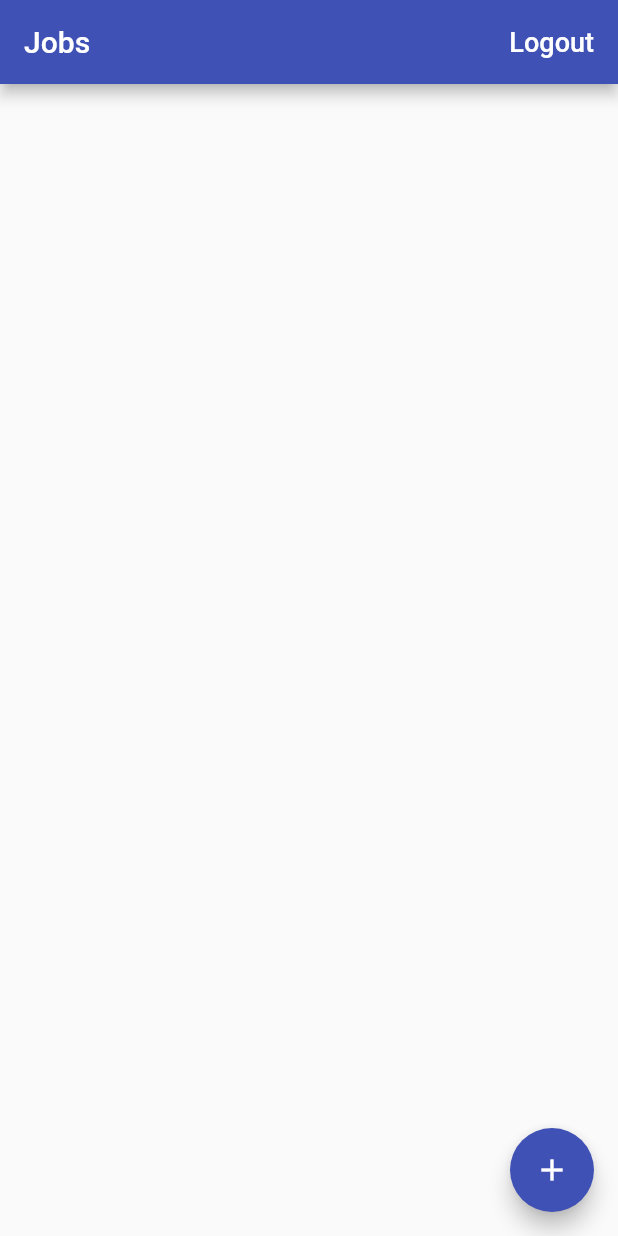
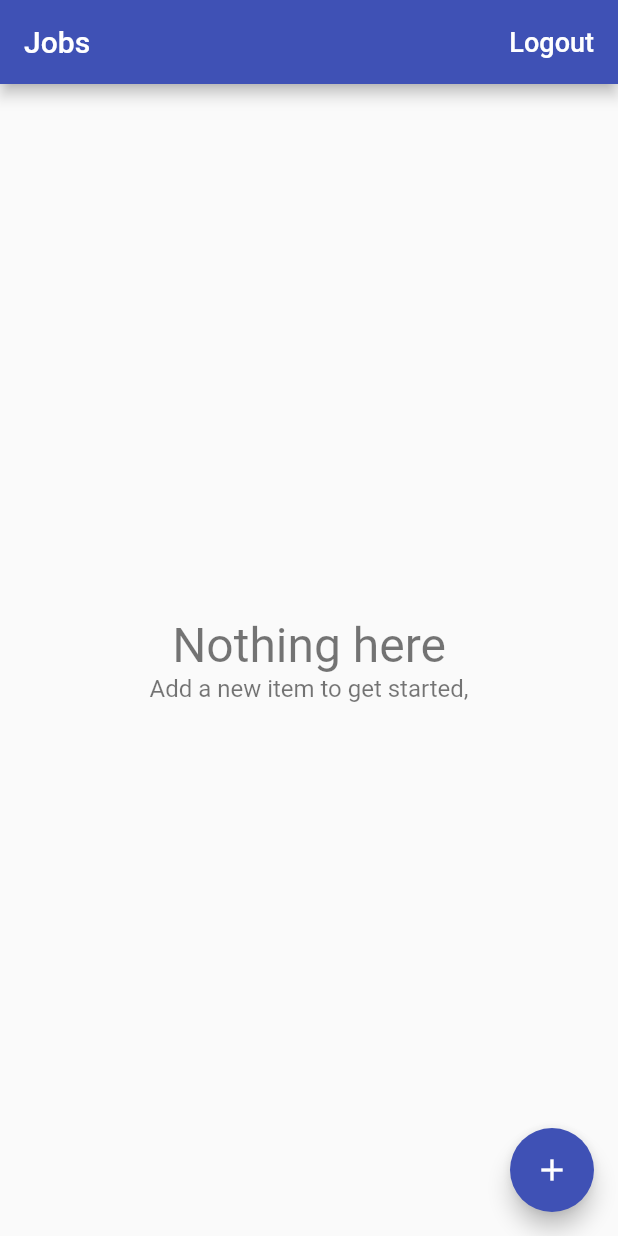
Before and after one commit to tran-haison/Time-Tracker, a Flutter app: the screen it shows once a user with an empty profile is signed in, on a phone screen of 412 x 824 dp. Run offline on Flutter 3.47's test engine with Material 2 defaults, Android fonts, the phone set to English and light mode, and no system bars; our stand-ins replace cloud_firestore, firebase_auth, firebase_core, google_sign_in; missing offline and left inert: flutter_login_facebook; accounts and stored records are empty.

Commit message:
Create custom ListBuilder to show job in list view

```diff
--- /dev/null
+++ b/lib/app/home/jobs/empty_content.dart
@@ -0,0 +1,37 @@
+import 'package:flutter/material.dart';
+
+class EmptyContent extends StatelessWidget {
+  const EmptyContent({
+    Key key,
+    this.title = "Nothing here",
+    this.message = "Add a new item to get started,",
+  }) : super(key: key);
+
+  final String title;
+  final String message;
+
+  @override
+  Widget build(BuildContext context) {
+    return Center(
+      child: Column(
+        mainAxisAlignment: MainAxisAlignment.center,
+        children: <Widget>[
+          Text(
+            title,
+            style: TextStyle(
+              fontSize: 32,
+              color: Colors.black54,
+            ),
+          ),
+          Text(
+            message,
+            style: TextStyle(
+              fontSize: 16,
+              color: Colors.black54,
+            ),
+          ),
+        ],
+      ),
+    );
+  }
+}
--- a/lib/app/home/jobs/jobs_page.dart
+++ b/lib/app/home/jobs/jobs_page.dart
@@ -1,9 +1,12 @@
+import 'package:cloud_firestore/cloud_firestore.dart';
 import 'package:flutter/material.dart';
 import 'package:provider/provider.dart';
 import 'package:time_tracker_flutter_course/app/home/jobs/edit_job_page.dart';
 import 'package:time_tracker_flutter_course/app/home/jobs/job_list_tile.dart';
+import 'package:time_tracker_flutter_course/app/home/jobs/list_items_builder.dart';
 import 'package:time_tracker_flutter_course/app/home/models/job.dart';
 import 'package:time_tracker_flutter_course/common_widgets/show_alert_dialog.dart';
+import 'package:time_tracker_flutter_course/common_widgets/show_exception_alert_dialog.dart';
 import 'package:time_tracker_flutter_course/services/auth.dart';
 import 'package:time_tracker_flutter_course/services/database.dart';
 
@@ -28,6 +31,19 @@ class JobsPage extends StatelessWidget {
 
     if (didRequestSignOut == true) {
       _signOut(context);
+    }
+  }
+
+  Future<void> _delete(BuildContext context, Job job) async {
+    try {
+      final database = Provider.of<Database>(context, listen: false);
+      await database.deleteJob(job);
+    } on FirebaseException catch (e) {
+      showExceptionAlertDialog(
+        context: context,
+        title: "Operation failed",
+        exception: e,
+      );
     }
   }
 
@@ -62,23 +78,20 @@ class JobsPage extends StatelessWidget {
     return StreamBuilder<List<Job>>(
       stream: database.jobsStream(),
       builder: (context, snapshot) {
-        if (snapshot.hasData) {
-          final jobs = snapshot.data;
-          final children = jobs
-              .map((job) => JobListTile(
-                    job: job,
-                    onTap: () => EditJobPage.show(context, job: job),
-                  ))
-              .toList();
-          return ListView(children: children);
-        }
-        if (snapshot.hasError) {
-          return Center(
-            child: Text("Some error occured"),
-          );
-        }
-        return Center(
-          child: CircularProgressIndicator(),
+        return ListItemsBuilder(
+          snapshot: snapshot,
+          itemBuilder: (context, job) => Dismissible(
+            key: Key("job-${job.id}"),
+            background: Container(
+              color: Colors.red,
+            ),
+            direction: DismissDirection.endToStart,
+            onDismissed: (direction) => _delete(context, job),
+            child: JobListTile(
+              job: job,
+              onTap: () => EditJobPage.show(context, job: job),
+            ),
+          ),
         );
       },
     );
--- /dev/null
+++ b/lib/app/home/jobs/list_items_builder.dart
@@ -0,0 +1,48 @@
+import 'package:flutter/material.dart';
+import 'package:time_tracker_flutter_course/app/home/jobs/empty_content.dart';
+
+typedef ItemWidgetBuilder<T> = Widget Function(BuildContext context, T item);
+
+class ListItemsBuilder<T> extends StatelessWidget {
+  const ListItemsBuilder({
+    Key key,
+    @required this.snapshot,
+    @required this.itemBuilder,
+  }) : super(key: key);
+
+  final AsyncSnapshot<List<T>> snapshot;
+  final ItemWidgetBuilder<T> itemBuilder;
+
+  @override
+  Widget build(BuildContext context) {
+    if (snapshot.hasData) {
+      final List<T> items = snapshot.data;
+      if (items.isNotEmpty) {
+        return _buildList(items);
+      } else {
+        return EmptyContent();
+      }
+    } else if (snapshot.hasError) {
+      return EmptyContent(
+        title: "Something went wrong",
+        message: "Cannot load items right now!",
+      );
+    }
+    return Center(
+      child: CircularProgressIndicator(),
+    );
+  }
+
+  Widget _buildList(List<T> items) {
+    return ListView.separated(
+        itemCount: items.length + 2,
+        separatorBuilder: (context, index) => Divider(height: 2),
+        itemBuilder: (context, index) {
+          if (index == 0 || index == (items.length + 1)) {
+            return Container();
+          }
+          return itemBuilder(context, items[index - 1]);
+        }
+    );
+  }
+}
```
Also changed, not shown: lib/services/database.dart (+7 -0 lines), lib/services/firestore_service.dart (+10 -1 lines).
